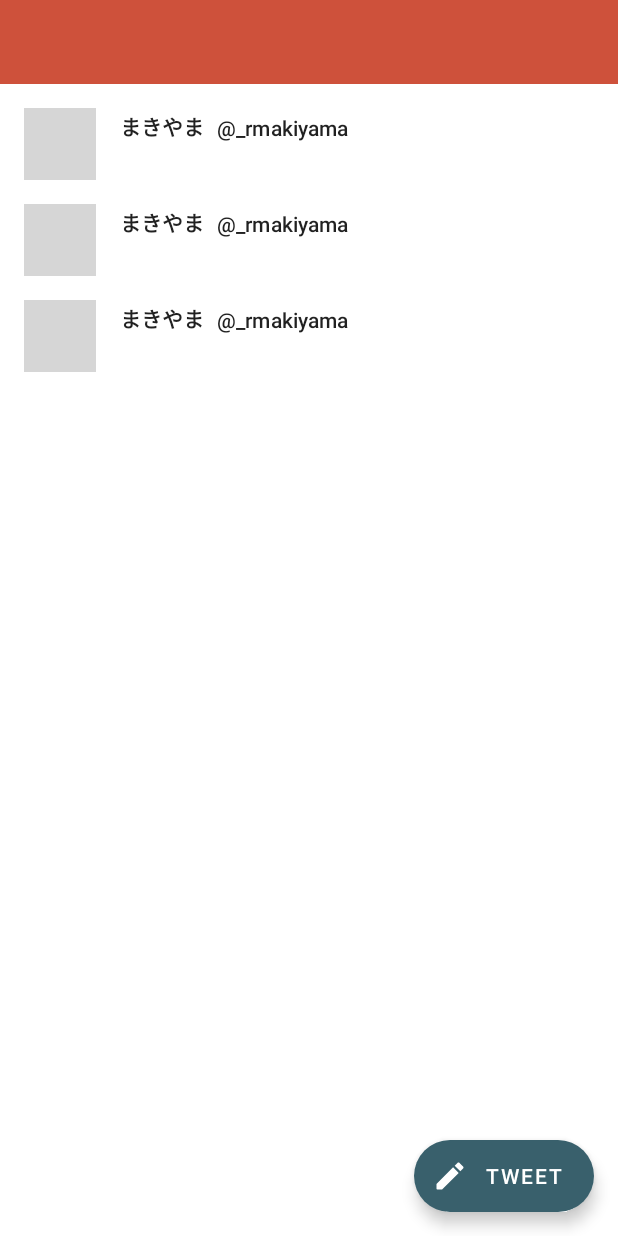
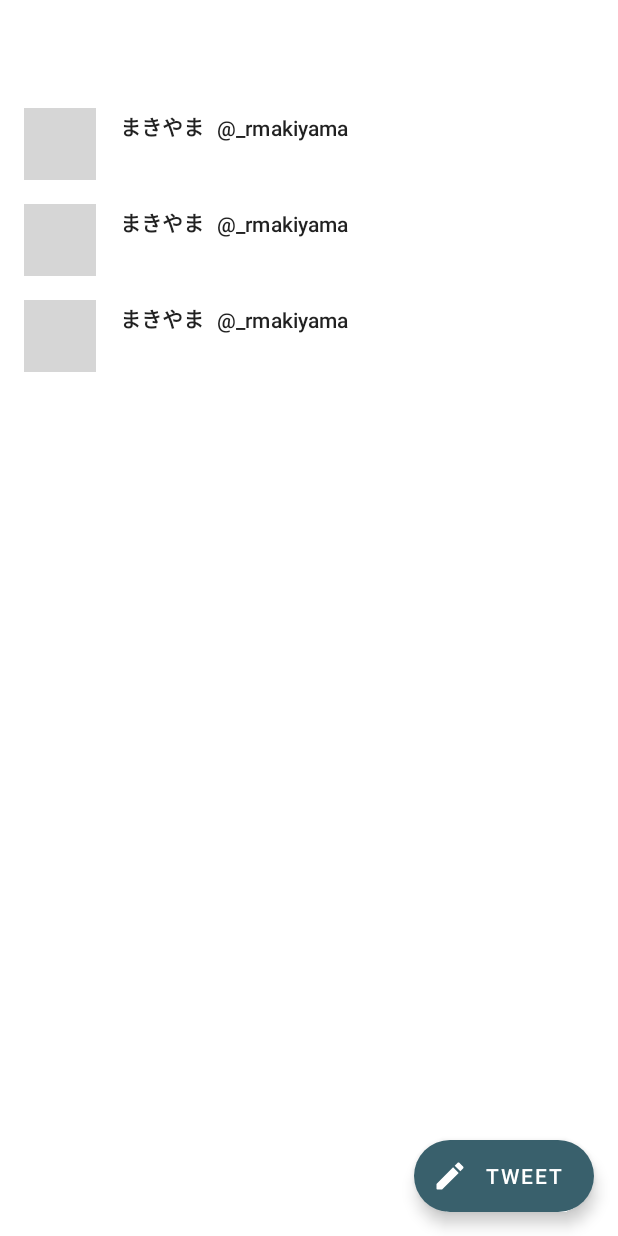
Before and after one commit to rmakiyama/spatz, an Android app: the layout fragment_home.xml on its own in the app's theme, with its tools: preview values and no code run, on a phone screen of 412 x 824 dp. Run offline under Robolectric (Android 15) with nearby library versions, the phone set to English and light mode, and no system bars; grey boxes are pictures that could not be loaded.

Commit message:
add appbar style

```diff
--- /dev/null
+++ b/core/src/main/res/values/styles.xml
@@ -0,0 +1,5 @@
+<?xml version="1.0" encoding="utf-8"?>
+<resources>
+
+    <style name="Widget.Spatz.AppBarLayout" parent="Widget.MaterialComponents.AppBarLayout.Surface" />
+</resources>
--- a/core/src/main/res/values/themes.xml
+++ b/core/src/main/res/values/themes.xml
@@ -1,6 +1,6 @@
 <resources>
 
-    <style name="Base.Theme.Spatz" parent="Theme.MaterialComponents.DayNight.NoActionBar">
+    <style name="Base.Theme.Spatz" parent="@style/Theme.MaterialComponents.DayNight.NoActionBar">
         <!-- Primary brand color. -->
         <item name="colorPrimary">@color/spatz_red_600</item>
         <item name="colorPrimaryDark">@color/spatz_red_700</item>
@@ -12,6 +12,9 @@
         <!-- system bar color. -->
         <item name="android:navigationBarColor">@color/nav_bar</item>
         <item name="android:statusBarColor">@color/immersive_sys_ui</item>
+
+        <!-- component styles -->
+        <item name="appBarLayoutStyle">@style/Widget.Spatz.AppBarLayout</item>
     </style>
 
     <style name="Theme.Spatz" parent="Base.Theme.Spatz" />
--- a/features/home/src/main/res/layout/fragment_home.xml
+++ b/features/home/src/main/res/layout/fragment_home.xml
@@ -18,7 +18,6 @@
             android:id="@+id/toolbar"
             android:layout_width="match_parent"
             android:layout_height="?attr/actionBarSize"
-            android:background="?attr/colorPrimarySurface"
             app:layout_scrollFlags="scroll|enterAlways" />
 
     </com.google.android.material.appbar.AppBarLayout>
```
